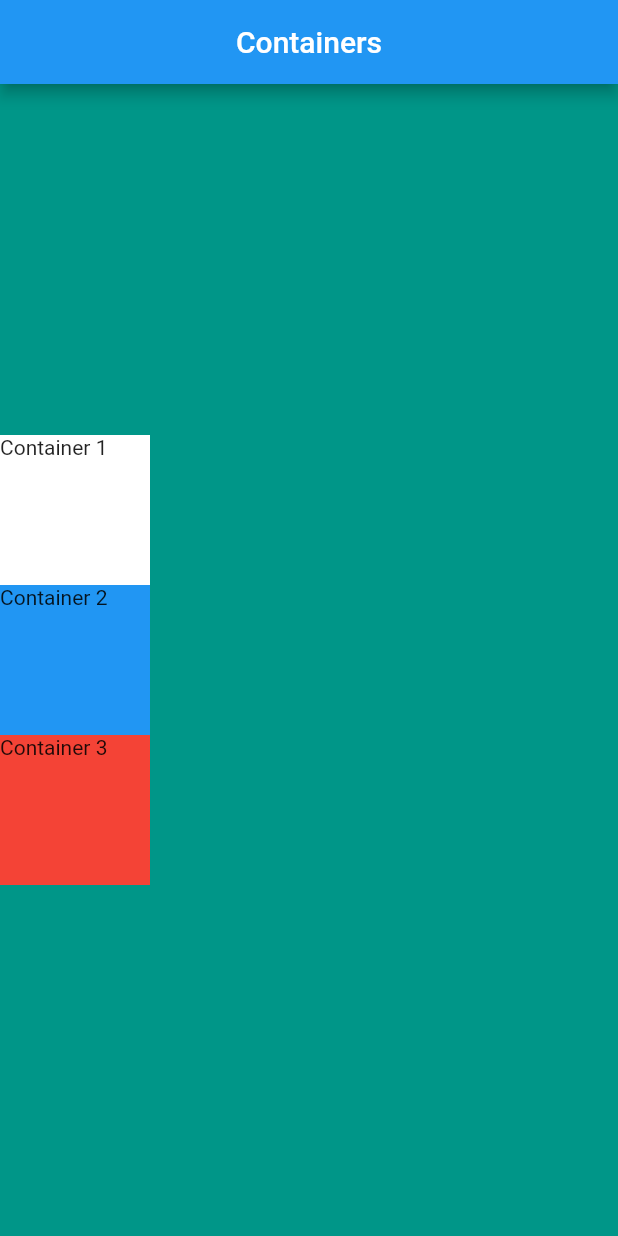
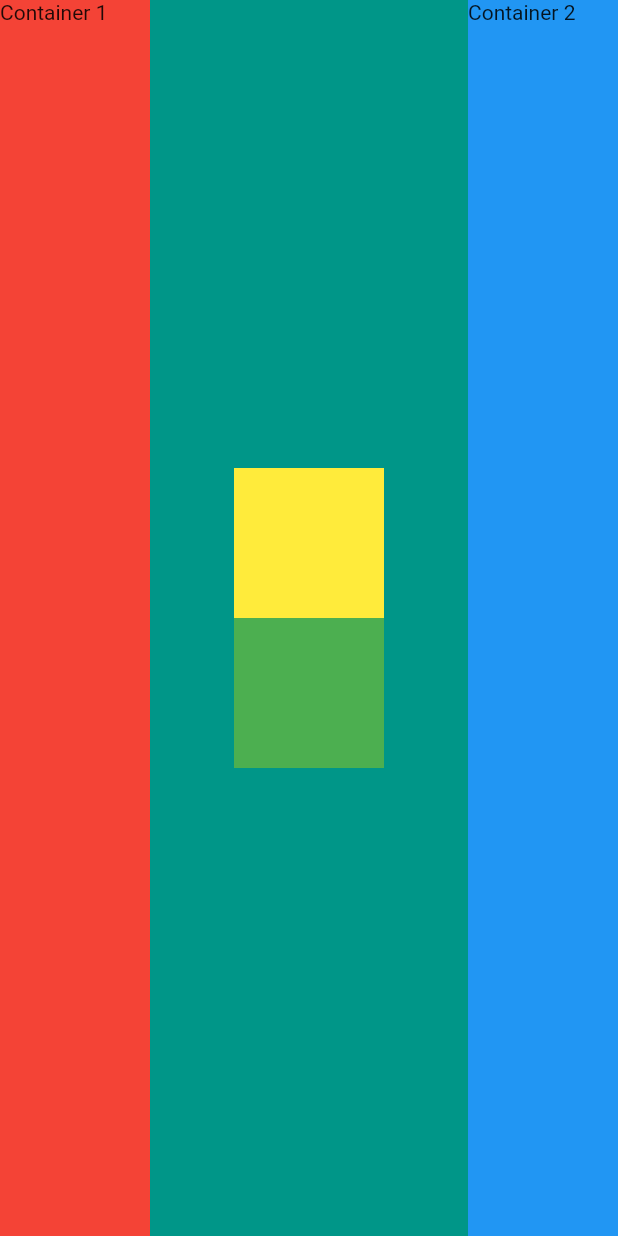
Before and after one commit to tdygert/containers_2, a Flutter app: the screen it shows after launch, on a phone screen of 412 x 824 dp. Run offline on Flutter 3.47's test engine with Material 2 defaults, Android fonts, the phone set to English and light mode, and no system bars.

Commit message:
turned this into first challenge on columns/rows

```diff
--- a/lib/main.dart
+++ b/lib/main.dart
@@ -1,3 +1,4 @@
+import 'package:flutter/cupertino.dart';
 import 'package:flutter/material.dart';
 
 void main() => runApp(MyApp());
@@ -7,25 +8,41 @@ class MyApp extends StatelessWidget {
     return MaterialApp(
       home: Scaffold(
         backgroundColor: Colors.teal,
-        appBar: AppBar(
+        /*appBar: AppBar(
           title: Center(
             child: Text(
               'Containers',
             ),
           ),
-        ),
+        ),*/
         body: SafeArea(
-          child: Column(
-            mainAxisAlignment: MainAxisAlignment.center,
-            crossAxisAlignment: CrossAxisAlignment.center,
+          child: Row(
+            mainAxisAlignment: MainAxisAlignment.spaceBetween,
+            crossAxisAlignment: CrossAxisAlignment.stretch,
+            // mainAxisSize: MainAxisSize.min,
             children: <Widget>[
               Container(
                 height: 100,
                 width: 100,
-                color: Colors.white,
+                color: Colors.red,
                 child: Text(
                   'Container 1',
                 ),
+              ),
+              Column(
+                mainAxisAlignment: MainAxisAlignment.center,
+                children: <Widget>[
+                  Container(
+                    height: 100,
+                    width: 100,
+                    color: Colors.yellow,
+                  ),
+                  Container(
+                    height: 100,
+                    width: 100,
+                    color: Colors.green,
+                  ),
+                ],
               ),
               Container(
                 height: 100,
@@ -35,14 +52,6 @@ class MyApp extends StatelessWidget {
                   'Container 2',
                 ),
               ),
-              Container(
-                height: 100,
-                width: 100,
-                color: Colors.red,
-                child: Text(
-                  'Container 3',
-                ),
-              ),
             ],
           ),
         ),
```
